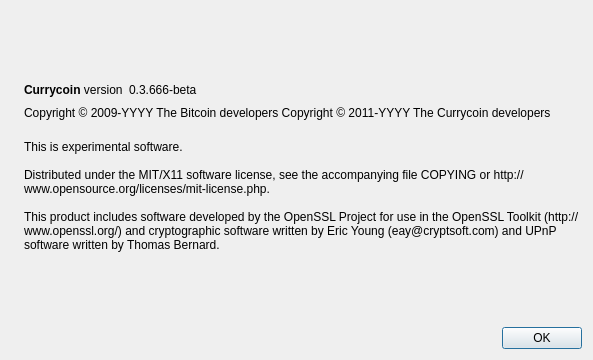
First picture: the form in src/qt/forms/aboutdialog.ui, repository currycoin-project/currycoin, before the edit.
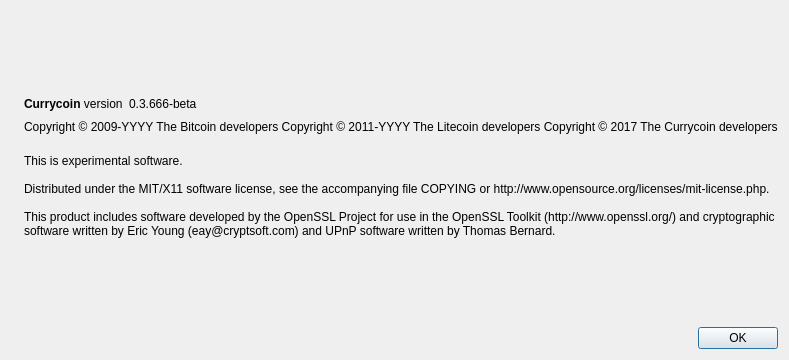
Second picture: the form after the edit. Icons and pictures are not drawn.

```diff
--- a/src/qt/forms/aboutdialog.ui
+++ b/src/qt/forms/aboutdialog.ui
@@ -92,7 +92,8 @@
        </property>
        <property name="text">
         <string notr="true">Copyright &amp;copy; 2009-YYYY The Bitcoin developers
-Copyright &amp;copy; 2011-YYYY The Currycoin developers</string>
+Copyright &amp;copy; 2011-YYYY The Litecoin developers
+Copyright &amp;copy; 2017 The Currycoin developers</string>
        </property>
        <property name="textFormat">
         <enum>Qt::RichText</enum>
```
